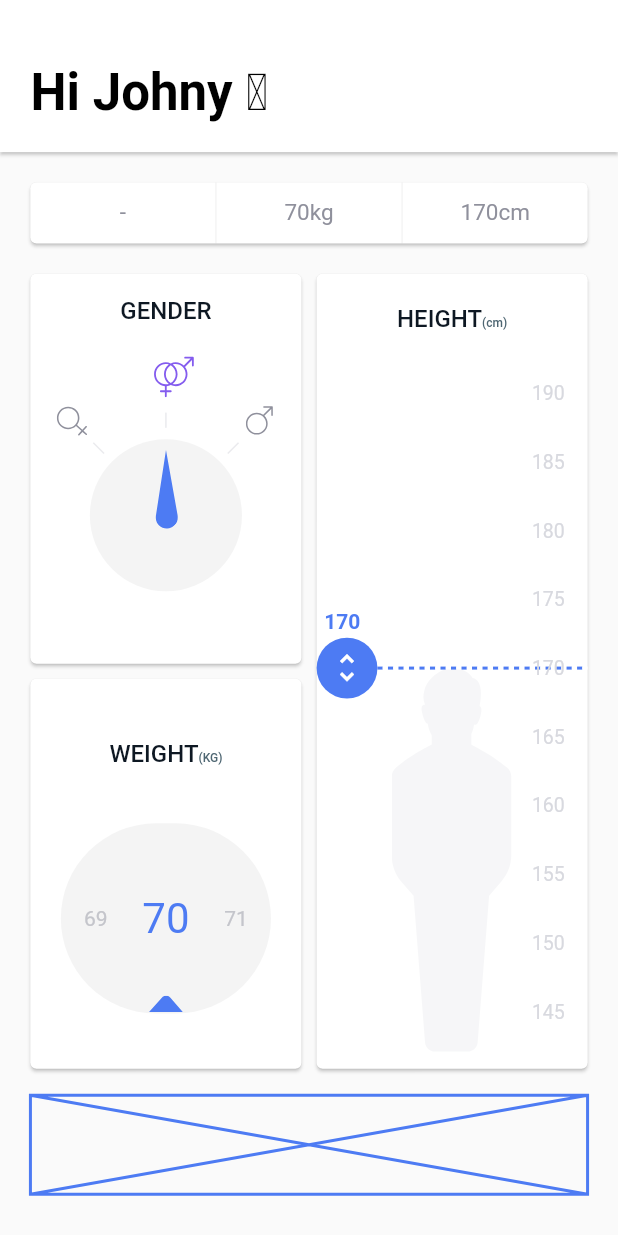
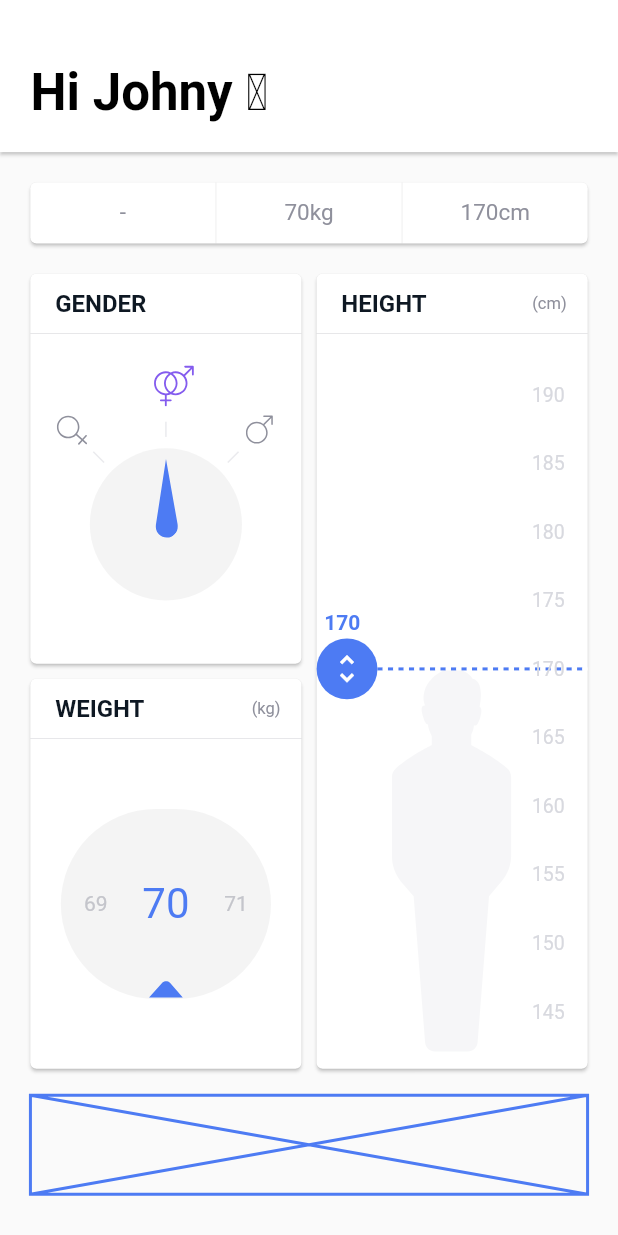
Before and after one commit to MarcinusX/bmi_calculator, a Flutter app: the screen it shows after launch, on a phone screen of 412 x 824 dp. Run offline on Flutter 3.47's test engine with Material 2 defaults, Android fonts, the phone set to English and light mode, and no system bars; our stand-ins replace flutter_svg.

Commit message:
Changed card title widget

```diff
--- a/lib/input_page/card_title.dart
+++ b/lib/input_page/card_title.dart
@@ -1,15 +1,15 @@
+import 'package:bmi_calculator/widget_utils.dart';
 import 'package:flutter/material.dart';
 
 const TextStyle _titleStyle = TextStyle(
   fontSize: 16.0,
-  fontWeight: FontWeight.w500,
+  fontWeight: FontWeight.w600,
   color: Color.fromRGBO(14, 24, 35, 1.0),
 );
 
 const TextStyle _subtitleStyle = TextStyle(
-  fontSize: 8.0,
-  fontWeight: FontWeight.w500,
-  color: Color.fromRGBO(78, 102, 114, 1.0),
+  fontSize: 11.0,
+  color: Color.fromRGBO(143, 144, 156, 1.0),
 );
 
 class CardTitle extends StatelessWidget {
@@ -20,17 +20,34 @@ class CardTitle extends StatelessWidget {
 
   @override
   Widget build(BuildContext context) {
-    return RichText(
-      text: TextSpan(
-        text: title,
-        style: _titleStyle,
-        children: <TextSpan>[
-          TextSpan(
-            text: subtitle ?? "",
-            style: _subtitleStyle,
+    return Column(
+      children: <Widget>[
+        Padding(
+          padding: EdgeInsets.only(
+            top: screenAwareSize(8.0, context),
+            left: screenAwareSize(13.0, context),
+            right: screenAwareSize(11.0, context),
+            bottom: screenAwareSize(8.0, context),
           ),
-        ],
-      ),
+          child: Row(
+            mainAxisAlignment: MainAxisAlignment.spaceBetween,
+            children: <Widget>[
+              Text(
+                title,
+                style: _titleStyle,
+              ),
+              Text(
+                subtitle ?? "",
+                style: _subtitleStyle,
+              )
+            ],
+          ),
+        ),
+        Divider(
+          height: 1.0,
+          color: Color.fromRGBO(143, 144, 156, 0.22),
+        ),
+      ],
     );
   }
 }
--- a/lib/input_page/gender/gender_card.dart
+++ b/lib/input_page/gender/gender_card.dart
@@ -50,8 +50,6 @@ class _GenderCardState extends State<GenderCard>
         right: screenAwareSize(4.0, context),
         bottom: screenAwareSize(4.0, context),
       ),
-      child: Padding(
-        padding: EdgeInsets.only(top: screenAwareSize(12.0, context)),
       child: Column(
         crossAxisAlignment: CrossAxisAlignment.center,
         children: <Widget>[
@@ -61,7 +59,6 @@ class _GenderCardState extends State<GenderCard>
             child: _drawMainStack(),
           ),
         ],
-        ),
       ),
     );
   }
--- a/lib/input_page/height/height_card.dart
+++ b/lib/input_page/height/height_card.dart
@@ -17,8 +17,6 @@ class HeightCard extends StatelessWidget {
         right: screenAwareSize(16.0, context),
         left: screenAwareSize(4.0, context),
       ),
-      child: Padding(
-        padding: EdgeInsets.only(top: screenAwareSize(16.0, context)),
       child: Column(
         crossAxisAlignment: CrossAxisAlignment.center,
         children: <Widget>[
@@ -37,7 +35,6 @@ class HeightCard extends StatelessWidget {
           ),
         ],
       ),
-      ),
     );
   }
 }
--- a/lib/input_page/input_page.dart
+++ b/lib/input_page/input_page.dart
@@ -18,7 +18,6 @@ class InputPageState extends State<InputPage> {
   int weight = 70;
 
   Widget build(BuildContext context) {
-    print(MediaQuery.of(context).padding);
     return Scaffold(
       body: SafeArea(
         child: Column(
--- a/lib/input_page/weight/weight_card.dart
+++ b/lib/input_page/weight/weight_card.dart
@@ -19,12 +19,10 @@ class WeightCard extends StatelessWidget {
         right: screenAwareSize(4.0, context),
         top: screenAwareSize(4.0, context),
       ),
-      child: Padding(
-        padding: EdgeInsets.only(top: screenAwareSize(32.0, context)),
       child: Column(
         crossAxisAlignment: CrossAxisAlignment.center,
         children: <Widget>[
-            CardTitle("WEIGHT", subtitle: "(KG)"),
+          CardTitle("WEIGHT", subtitle: "(kg)"),
           Expanded(
             child: Center(
               child: Padding(
@@ -35,7 +33,6 @@ class WeightCard extends StatelessWidget {
             ),
           ),
         ],
-        ),
       ),
     );
   }
```
Lines whose indentation alone changed are shown as unchanged.
